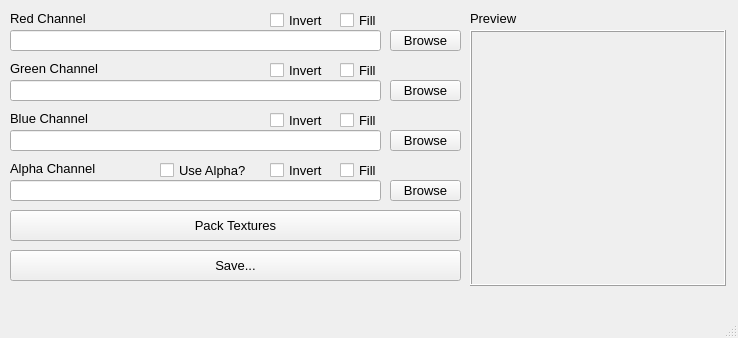
ATaylor96/RGBTexturePacker, file main_window.ui: the form before one commit.
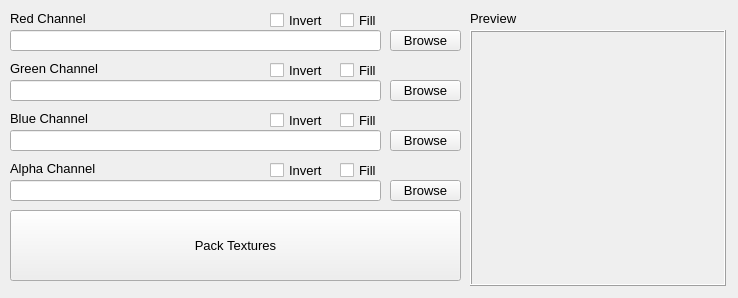
The form after the commit.

Commit message: Basic Functionality

Diff of the .ui file:
```diff
--- a/main_window.ui
+++ b/main_window.ui
@@ -7,19 +7,19 @@
     <x>0</x>
     <y>0</y>
     <width>738</width>
-    <height>338</height>
+    <height>298</height>
    </rect>
   </property>
   <property name="minimumSize">
    <size>
     <width>738</width>
-    <height>338</height>
+    <height>298</height>
    </size>
   </property>
   <property name="maximumSize">
    <size>
     <width>738</width>
-    <height>338</height>
+    <height>298</height>
    </size>
   </property>
   <property name="font">
@@ -183,25 +183,6 @@
      <string>Blue Channel</string>
     </property>
    </widget>
-   <widget class="QCheckBox" name="useAlphaCheckBox">
-    <property name="geometry">
-     <rect>
-      <x>160</x>
-      <y>160</y>
-      <width>91</width>
-      <height>20</height>
-     </rect>
-    </property>
-    <property name="font">
-     <font>
-      <family>Arial</family>
-      <pointsize>10</pointsize>
-     </font>
-    </property>
-    <property name="text">
-     <string>Use Alpha?</string>
-    </property>
-   </widget>
    <widget class="QLineEdit" name="alphaLineEdit">
     <property name="geometry">
      <rect>
@@ -471,7 +452,7 @@
       <x>10</x>
       <y>210</y>
       <width>451</width>
-      <height>31</height>
+      <height>71</height>
      </rect>
     </property>
     <property name="font">
@@ -484,37 +465,7 @@
      <string>Pack Textures</string>
     </property>
    </widget>
-   <widget class="QPushButton" name="saveButton">
-    <property name="geometry">
-     <rect>
-      <x>10</x>
-      <y>250</y>
-      <width>451</width>
-      <height>31</height>
-     </rect>
-    </property>
-    <property name="font">
-     <font>
-      <family>Arial</family>
-      <pointsize>10</pointsize>
-     </font>
-    </property>
-    <property name="text">
-     <string>Save...</string>
-    </property>
-   </widget>
   </widget>
-  <widget class="QMenuBar" name="menubar">
-   <property name="geometry">
-    <rect>
-     <x>0</x>
-     <y>0</y>
-     <width>738</width>
-     <height>21</height>
-    </rect>
-   </property>
-  </widget>
-  <widget class="QStatusBar" name="statusbar"/>
  </widget>
  <resources/>
  <connections/>
```
Left out of the diff: 3 changed lines with no effect on the pictures. The commit also changes 1 other file.
